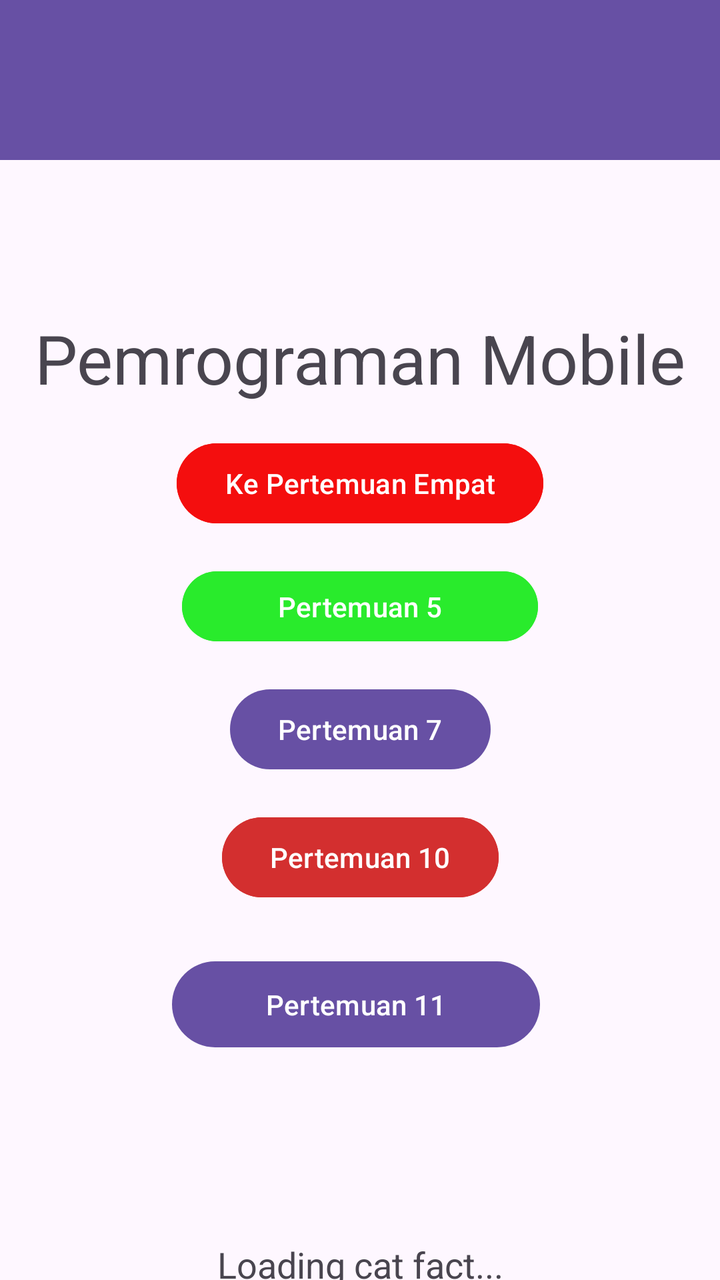
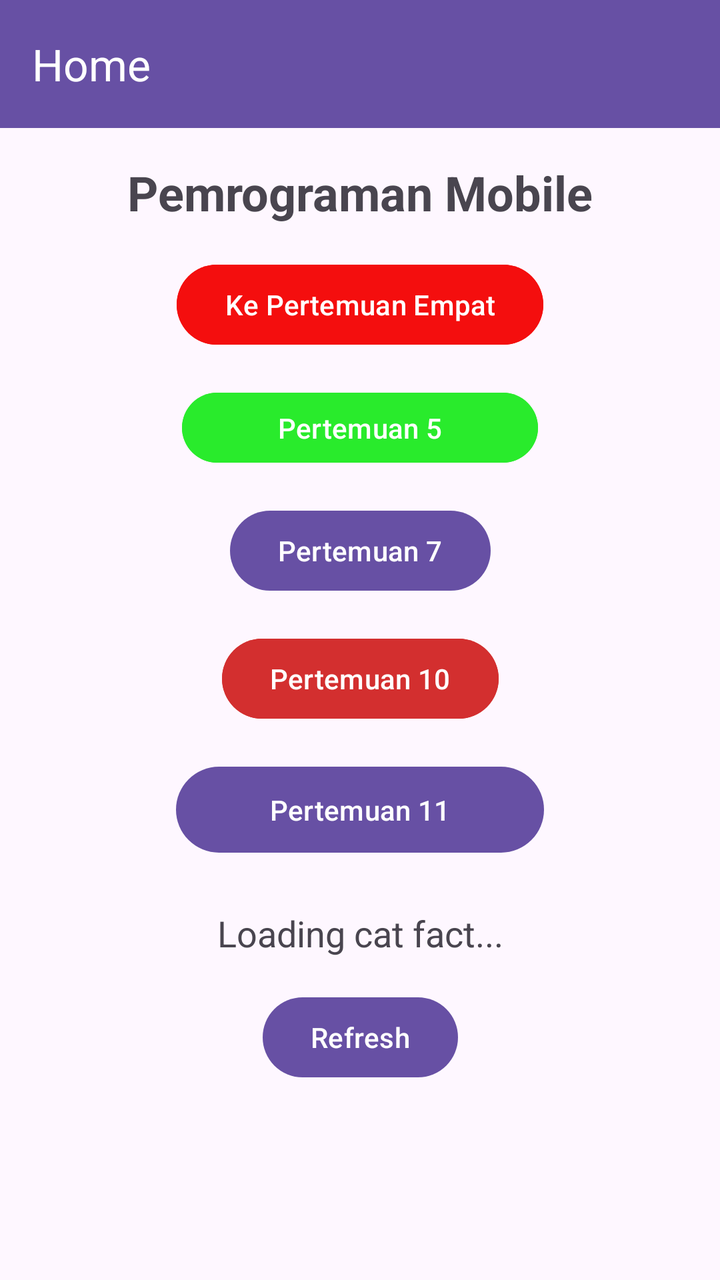

Compare the two renders of this Android layout. The source of the first and the diff that turns it into the second are given below.
<!-- AndroidManifest.xml: application theme Theme.Rafif_3TIE_Mobile -->
<!-- res/layout/fragment_home.xml -->
<?xml version="1.0" encoding="utf-8"?>
<androidx.constraintlayout.widget.ConstraintLayout
    xmlns:android="http://schemas.android.com/apk/res/android"
    xmlns:app="http://schemas.android.com/apk/res-auto"
    xmlns:tools="http://schemas.android.com/tools"
    android:layout_width="match_parent"
    android:layout_height="match_parent"
    tools:context=".Home.HomeFragment">

    

    <View
        android:id="@+id/background_header"
        android:layout_width="409dp"
        android:layout_height="80dp"
        android:background="@drawable/bg_header_wave"
        app:layout_constraintEnd_toEndOf="parent"
        app:layout_constraintHorizontal_bias="0.0"
        app:layout_constraintStart_toStartOf="parent"
        app:layout_constraintTop_toTopOf="parent" />

    <TextView
        android:id="@+id/textView"
        android:layout_width="wrap_content"
        android:layout_height="wrap_content"
        android:text="Pemrograman Mobile"
        android:textSize="34sp"
        app:layout_constraintBottom_toTopOf="@id/btnToFourth"
        app:layout_constraintEnd_toEndOf="parent"
        app:layout_constraintStart_toStartOf="parent"
        app:layout_constraintTop_toBottomOf="@id/background_header"
        app:layout_constraintVertical_chainStyle="packed" />

    <Button
        android:id="@+id/btnToFourth"
        android:layout_width="wrap_content"
        android:layout_height="wrap_content"
        android:layout_marginTop="16dp"
        android:backgroundTint="@color/merah"
        android:text="Ke Pertemuan Empat"
        app:layout_constraintBottom_toTopOf="@id/btnToFifth"
        app:layout_constraintEnd_toEndOf="parent"
        app:layout_constraintStart_toStartOf="parent"
        app:layout_constraintTop_toBottomOf="@id/textView" />

    <Button
        android:id="@+id/btnToFifth"
        android:layout_width="178dp"
        android:layout_height="43dp"
        android:layout_marginTop="16dp"
        android:backgroundTint="@color/kuning"
        android:text="Pertemuan 5"
        app:layout_constraintBottom_toTopOf="@id/btnToSeventh"
        app:layout_constraintEnd_toEndOf="parent"
        app:layout_constraintStart_toStartOf="parent"
        app:layout_constraintTop_toBottomOf="@id/btnToFourth" />

    <Button
        android:id="@+id/btnToSeventh"
        android:layout_width="wrap_content"
        android:layout_height="wrap_content"
        android:layout_marginTop="16dp"
        android:text="Pertemuan 7"
        app:layout_constraintBottom_toTopOf="@id/btnToTenth"
        app:layout_constraintEnd_toEndOf="parent"
        app:layout_constraintStart_toStartOf="parent"
        app:layout_constraintTop_toBottomOf="@id/btnToFifth" />

    <Button
        android:id="@+id/btnToTenth"
        android:layout_width="wrap_content"
        android:layout_height="wrap_content"
        android:layout_marginTop="16dp"
        android:backgroundTint="#D32F2F"
        android:text="Pertemuan 10"
        app:layout_constraintBottom_toTopOf="@id/homeDescription"
        app:layout_constraintEnd_toEndOf="parent"
        app:layout_constraintStart_toStartOf="parent"
        app:layout_constraintTop_toBottomOf="@id/btnToSeventh" />

    
    <TextView
        android:id="@+id/homeDescription"
        android:layout_width="wrap_content"
        android:layout_height="wrap_content"
        android:layout_marginTop="84dp"
        android:text=""
        android:textSize="20sp"
        app:layout_constraintBottom_toBottomOf="parent"
        app:layout_constraintEnd_toEndOf="parent"
        app:layout_constraintStart_toStartOf="parent"
        app:layout_constraintTop_toBottomOf="@id/btnToTenth" />

    <Button
        android:id="@+id/btnToEleventh"
        android:layout_width="184dp"
        android:layout_height="51dp"
        android:layout_marginTop="72dp"
        android:text="Pertemuan 11"
        app:layout_constraintEnd_toEndOf="parent"
        app:layout_constraintHorizontal_bias="0.488"
        app:layout_constraintStart_toStartOf="parent"
        app:layout_constraintTop_toTopOf="@+id/btnToTenth" />

    <TextView
        android:id="@+id/tvCatFact"
        android:layout_width="match_parent"
        android:layout_height="wrap_content"
        android:layout_marginTop="540dp"
        android:gravity="center"
        android:text="Loading cat fact..."
        android:textAlignment="center"
        android:textSize="18sp"
        app:layout_constraintEnd_toEndOf="parent"
        app:layout_constraintHorizontal_bias="0.0"
        app:layout_constraintStart_toStartOf="parent"
        app:layout_constraintTop_toBottomOf="@+id/background_header" />

    <Button
        android:id="@+id/btnRefresh"
        android:layout_width="wrap_content"
        android:layout_height="wrap_content"
        android:layout_marginTop="24dp"
        android:text="Refresh"
        app:layout_constraintEnd_toEndOf="parent"
        app:layout_constraintHorizontal_bias="0.495"
        app:layout_constraintStart_toStartOf="parent"
        app:layout_constraintTop_toBottomOf="@+id/tvCatFact" />

</androidx.constraintlayout.widget.ConstraintLayout>
<!-- resources referenced by this layout -->
<resources>
  <color name="kuning">#29EB2C</color>
  <color name="merah">#F40E0E</color>
  <!-- drawable bg_header_wave (drawable) -->
  <?xml version="1.0" encoding="utf-8"?>
  <shape xmlns:android="http://schemas.android.com/apk/res/android"
      android:shape="rectangle">
      <solid android:color="?attr/colorPrimary" />
  </shape>
  <style name="Theme.Rafif_3TIE_Mobile" parent="Base.Theme.Rafif_3TIE_Mobile" />
  <style name="Base.Theme.Rafif_3TIE_Mobile" parent="Theme.Material3.DayNight.NoActionBar">
          
          
      </style>
</resources>

<!-- the commit's change to res/layout/fragment_home.xml (unified diff, before → after) -->
@@ -1,130 +1,142 @@
 <?xml version="1.0" encoding="utf-8"?>
-<androidx.constraintlayout.widget.ConstraintLayout
-    xmlns:android="http://schemas.android.com/apk/res/android"
+<androidx.coordinatorlayout.widget.CoordinatorLayout xmlns:android="http://schemas.android.com/apk/res/android"
     xmlns:app="http://schemas.android.com/apk/res-auto"
     xmlns:tools="http://schemas.android.com/tools"
     android:layout_width="match_parent"
     android:layout_height="match_parent"
     tools:context=".Home.HomeFragment">
 
-    
+    <com.google.android.material.appbar.AppBarLayout
+        android:id="@+id/appBarLayout"
+        android:layout_width="match_parent"
+        android:layout_height="wrap_content"
+        android:theme="@style/ThemeOverlay.AppCompat.Dark.ActionBar">
 
-    <View
-        android:id="@+id/background_header"
-        android:layout_width="409dp"
-        android:layout_height="80dp"
-        android:background="@drawable/bg_header_wave"
-        app:layout_constraintEnd_toEndOf="parent"
-        app:layout_constraintHorizontal_bias="0.0"
-        app:layout_constraintStart_toStartOf="parent"
-        app:layout_constraintTop_toTopOf="parent" />
+        <androidx.appcompat.widget.Toolbar
+            android:id="@+id/toolbar"
+            android:layout_width="match_parent"
+            android:layout_height="?attr/actionBarSize"
+            android:background="?attr/colorPrimary"
+            app:popupTheme="@style/ThemeOverlay.AppCompat.Light"
+            app:title="Home" />
 
-    <TextView
-        android:id="@+id/textView"
-        android:layout_width="wrap_content"
-        android:layout_height="wrap_content"
-        android:text="Pemrograman Mobile"
-        android:textSize="34sp"
-        app:layout_constraintBottom_toTopOf="@id/btnToFourth"
-        app:layout_constraintEnd_toEndOf="parent"
-        app:layout_constraintStart_toStartOf="parent"
-        app:layout_constraintTop_toBottomOf="@id/background_header"
-        app:layout_constraintVertical_chainStyle="packed" />
-
-    <Button
-        android:id="@+id/btnToFourth"
-        android:layout_width="wrap_content"
-        android:layout_height="wrap_content"
-        android:layout_marginTop="16dp"
-        android:backgroundTint="@color/merah"
-        android:text="Ke Pertemuan Empat"
-        app:layout_constraintBottom_toTopOf="@id/btnToFifth"
-        app:layout_constraintEnd_toEndOf="parent"
-        app:layout_constraintStart_toStartOf="parent"
-        app:layout_constraintTop_toBottomOf="@id/textView" />
-
-    <Button
-        android:id="@+id/btnToFifth"
-        android:layout_width="178dp"
-        android:layout_height="43dp"
-        android:layout_marginTop="16dp"
-        android:backgroundTint="@color/kuning"
-        android:text="Pertemuan 5"
-        app:layout_constraintBottom_toTopOf="@id/btnToSeventh"
-        app:layout_constraintEnd_toEndOf="parent"
-        app:layout_constraintStart_toStartOf="parent"
-        app:layout_constraintTop_toBottomOf="@id/btnToFourth" />
-
-    <Button
-        android:id="@+id/btnToSeventh"
-        android:layout_width="wrap_content"
-        android:layout_height="wrap_content"
-        android:layout_marginTop="16dp"
-        android:text="Pertemuan 7"
-        app:layout_constraintBottom_toTopOf="@id/btnToTenth"
-        app:layout_constraintEnd_toEndOf="parent"
-        app:layout_constraintStart_toStartOf="parent"
-        app:layout_constraintTop_toBottomOf="@id/btnToFifth" />
-
-    <Button
-        android:id="@+id/btnToTenth"
-        android:layout_width="wrap_content"
-        android:layout_height="wrap_content"
-        android:layout_marginTop="16dp"
-        android:backgroundTint="#D32F2F"
-        android:text="Pertemuan 10"
-        app:layout_constraintBottom_toTopOf="@id/homeDescription"
-        app:layout_constraintEnd_toEndOf="parent"
-        app:layout_constraintStart_toStartOf="parent"
-        app:layout_constraintTop_toBottomOf="@id/btnToSeventh" />
+    </com.google.android.material.appbar.AppBarLayout>
 
     
-    <TextView
-        android:id="@+id/homeDescription"
-        android:layout_width="wrap_content"
-        android:layout_height="wrap_content"
-        android:layout_marginTop="84dp"
-        android:text=""
-        android:textSize="20sp"
-        app:layout_constraintBottom_toBottomOf="parent"
-        app:layout_constraintEnd_toEndOf="parent"
-        app:layout_constraintStart_toStartOf="parent"
-        app:layout_constraintTop_toBottomOf="@id/btnToTenth" />
+    <androidx.core.widget.NestedScrollView
+        android:layout_width="match_parent"
+        android:layout_height="match_parent"
+        android:fillViewport="true"
+        app:layout_behavior="@string/appbar_scrolling_view_behavior">
 
-    <Button
-        android:id="@+id/btnToEleventh"
-        android:layout_width="184dp"
-        android:layout_height="51dp"
-        android:layout_marginTop="72dp"
-        android:text="Pertemuan 11"
-        app:layout_constraintEnd_toEndOf="parent"
-        app:layout_constraintHorizontal_bias="0.488"
-        app:layout_constraintStart_toStartOf="parent"
-        app:layout_constraintTop_toTopOf="@+id/btnToTenth" />
+        
+        <androidx.constraintlayout.widget.ConstraintLayout
+            android:layout_width="match_parent"
+            android:layout_height="wrap_content"
+            android:padding="16dp">
 
-    <TextView
-        android:id="@+id/tvCatFact"
-        android:layout_width="match_parent"
-        android:layout_height="wrap_content"
-        android:layout_marginTop="540dp"
-        android:gravity="center"
-        android:text="Loading cat fact..."
-        android:textAlignment="center"
-        android:textSize="18sp"
-        app:layout_constraintEnd_toEndOf="parent"
-        app:layout_constraintHorizontal_bias="0.0"
-        app:layout_constraintStart_toStartOf="parent"
-        app:layout_constraintTop_toBottomOf="@+id/background_header" />
+            <TextView
+                android:id="@+id/textView2"
+                android:layout_width="wrap_content"
+                android:layout_height="wrap_content"
+                android:text="Pemrograman Mobile"
+                android:textSize="24sp"
+                android:textStyle="bold"
+                app:layout_constraintEnd_toEndOf="parent"
+                app:layout_constraintStart_toStartOf="parent"
+                app:layout_constraintTop_toTopOf="parent" />
 
-    <Button
-        android:id="@+id/btnRefresh"
-        android:layout_width="wrap_content"
-        android:layout_height="wrap_content"
-        android:layout_marginTop="24dp"
-        android:text="Refresh"
-        app:layout_constraintEnd_toEndOf="parent"
-        app:layout_constraintHorizontal_bias="0.495"
-        app:layout_constraintStart_toStartOf="parent"
-        app:layout_constraintTop_toBottomOf="@+id/tvCatFact" />
+            <Button
+                android:id="@+id/btnToFourth"
+                android:layout_width="wrap_content"
+                android:layout_height="wrap_content"
+                android:layout_marginTop="16dp"
+                android:backgroundTint="@color/merah"
+                android:text="Ke Pertemuan Empat"
+                app:layout_constraintEnd_toEndOf="parent"
+                app:layout_constraintStart_toStartOf="parent"
+                app:layout_constraintTop_toBottomOf="@id/textView2" />
 
-</androidx.constraintlayout.widget.ConstraintLayout>
+            <Button
+                android:id="@+id/btnToFifth"
+                android:layout_width="178dp"
+                android:layout_height="43dp"
+                android:layout_marginTop="16dp"
+                android:backgroundTint="@color/kuning"
+                android:text="Pertemuan 5"
+                app:layout_constraintEnd_toEndOf="parent"
+                app:layout_constraintStart_toStartOf="parent"
+                app:layout_constraintTop_toBottomOf="@id/btnToFourth" />
+
+            <Button
+                android:id="@+id/btnToSeventh"
+                android:layout_width="wrap_content"
+                android:layout_height="wrap_content"
+                android:layout_marginTop="16dp"
+                android:text="Pertemuan 7"
+                app:layout_constraintEnd_toEndOf="parent"
+                app:layout_constraintStart_toStartOf="parent"
+                app:layout_constraintTop_toBottomOf="@id/btnToFifth" />
+
+            <Button
+                android:id="@+id/btnToTenth"
+                android:layout_width="wrap_content"
+                android:layout_height="wrap_content"
+                android:layout_marginTop="16dp"
+                android:backgroundTint="#D32F2F"
+                android:text="Pertemuan 10"
+                app:layout_constraintEnd_toEndOf="parent"
+                app:layout_constraintStart_toStartOf="parent"
+                app:layout_constraintTop_toBottomOf="@id/btnToSeventh" />
+
+            <Button
+                android:id="@+id/btnToEleventh"
+                android:layout_width="184dp"
+                android:layout_height="51dp"
+                android:layout_marginTop="16dp"
+                android:text="Pertemuan 11"
+                app:layout_constraintEnd_toEndOf="parent"
+                app:layout_constraintStart_toStartOf="parent"
+                app:layout_constraintTop_toBottomOf="@+id/btnToTenth" />
+
+            <TextView
+                android:id="@+id/tvCatFact"
+                android:layout_width="match_parent"
+                android:layout_height="wrap_content"
+                android:layout_marginTop="24dp"
+                android:gravity="center"
+                android:paddingHorizontal="16dp"
+                android:text="Loading cat fact..."
+                android:textAlignment="center"
+                android:textSize="18sp"
+                app:layout_constraintEnd_toEndOf="parent"
+                app:layout_constraintStart_toStartOf="parent"
+                app:layout_constraintTop_toBottomOf="@+id/btnToEleventh" />
+
+            <Button
+                android:id="@+id/btnRefresh"
+                android:layout_width="wrap_content"
+                android:layout_height="wrap_content"
+                android:layout_marginTop="16dp"
+                android:text="Refresh"
+                app:layout_constraintEnd_toEndOf="parent"
+                app:layout_constraintStart_toStartOf="parent"
+                app:layout_constraintTop_toBottomOf="@+id/tvCatFact" />
+
+            <androidx.recyclerview.widget.RecyclerView
+                android:id="@+id/rvGallery"
+                android:layout_width="match_parent"
+                android:layout_height="wrap_content"
+                android:layout_marginTop="16dp"
+                android:nestedScrollingEnabled="false"
+                android:padding="8dp"
+                app:layout_constraintBottom_toBottomOf="parent"
+                app:layout_constraintEnd_toEndOf="parent"
+                app:layout_constraintStart_toStartOf="parent"
+                app:layout_constraintTop_toBottomOf="@+id/btnRefresh" />
+
+        </androidx.constraintlayout.widget.ConstraintLayout>
+
+    </androidx.core.widget.NestedScrollView>
+
+</androidx.coordinatorlayout.widget.CoordinatorLayout>
<!-- resource entries referenced after the edit -->
@@ -2,12 +2,6 @@
 <resources>
   <color name="kuning">#29EB2C</color>
   <color name="merah">#F40E0E</color>
-  <!-- drawable bg_header_wave (drawable) -->
-  <?xml version="1.0" encoding="utf-8"?>
-  <shape xmlns:android="http://schemas.android.com/apk/res/android"
-      android:shape="rectangle">
-      <solid android:color="?attr/colorPrimary" />
-  </shape>
   <style name="Theme.Rafif_3TIE_Mobile" parent="Base.Theme.Rafif_3TIE_Mobile" />
   <style name="Base.Theme.Rafif_3TIE_Mobile" parent="Theme.Material3.DayNight.NoActionBar">
           
